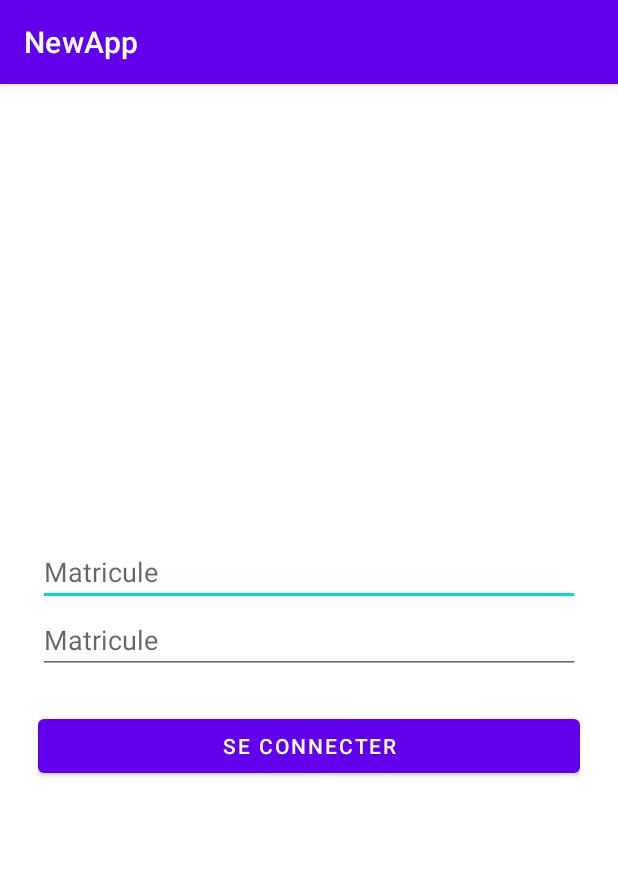
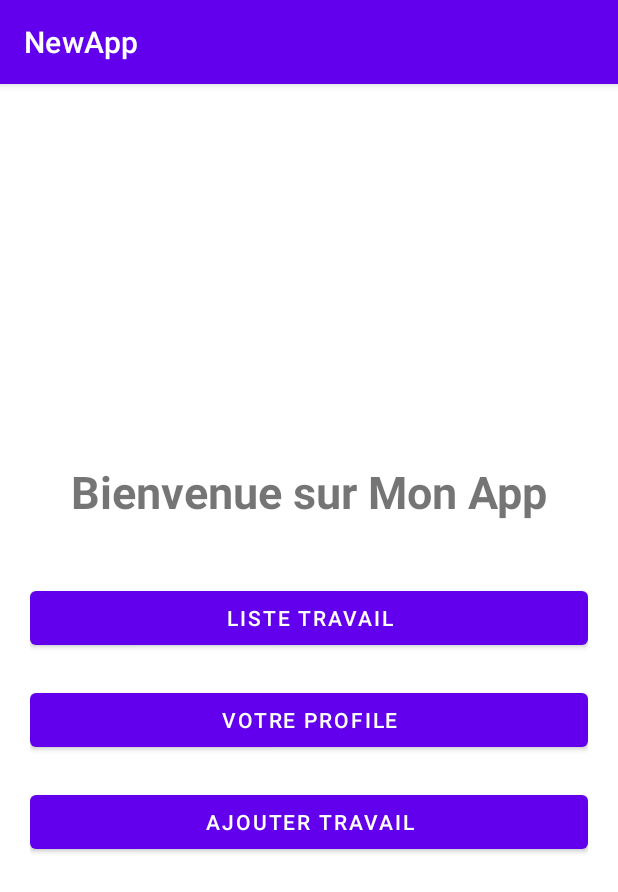
Before and after one commit to Fabrice-sangwa/AppArchive, an Android app: the screen it shows after launch (LoginActivity before the commit, HomePageActivity after it), on a phone screen of 412 x 824 dp. Shown: the top 892 px of the screen. Run offline under Robolectric (Android 15) with nearby library versions, the phone set to English and light mode, and no system bars.

Commit message:
modifiaction erreurs

```diff
--- a/app/src/main/java/org/esisalama/mobile/newapp/HomePageActivity.java
+++ b/app/src/main/java/org/esisalama/mobile/newapp/HomePageActivity.java
@@ -5,63 +5,67 @@ import androidx.appcompat.app.AppCompatActivity;
 import android.content.Intent;
 import android.content.SharedPreferences;
 import android.os.Bundle;
+import android.util.Log;
 import android.view.View;
 import android.widget.Button;
 
-//Nous commennçns par renommer MainActivty en HomePage
+public class HomePageActivity extends AppCompatActivity {
 
-public class HomePageActivity extends AppCompatActivity {
+    SharedPreferences sharedPreferences;
 
     @Override
     protected void onCreate(Bundle savedInstanceState) {
         super.onCreate(savedInstanceState);
         setContentView(R.layout.activity_home_page);
-        //creation de la session
-        SharedPreferences session = getSharedPreferences("session",0);
-        //recuperer un element de la session
-        boolean sessionActive = session.getBoolean("session_active",false);
-        if(!sessionActive){
-            Intent loginIntent = new Intent(this,LoginActivity.class);
-            startActivity(loginIntent);
+
+        checkSessionActive();
+
+        configurerButtonLProfile();
+        configurerButtonAjouter();
+        configurerButtonListeTravail();
+    }
+
+    private void checkSessionActive() {
+        sharedPreferences = getSharedPreferences("session", MODE_PRIVATE);
+        boolean sessionActive = sharedPreferences.getBoolean("session_active", true);
+
+        if (!sessionActive) {
+            Intent intent = new Intent(this, LoginActivity.class);
+            startActivity(intent);
             finish();
         }
-        confgurerButonprofil();
-        configurerButonAjout();
-        configurerButonListetravail();
     }
-    private void configurerButonListetravail(){
-        Button listetravail = findViewById(R.id.liste);
-        listetravail.setOnClickListener(new View.OnClickListener() {
+
+    private void configurerButtonListeTravail() {
+        Button btnListeTrav = findViewById(R.id.btnlisteTravail);
+        btnListeTrav.setOnClickListener(new View.OnClickListener() {
             @Override
             public void onClick(View v) {
-                Intent listIntent = new Intent(HomePageActivity.this ,listeTravailActivity.class);
+                Intent intent = new Intent(HomePageActivity.this, ListeTravailActivity.class);
+                startActivity(intent);
             }
         });
+    }
 
-    }
-    private void configurerButonAjout(){
-        Button ajout = findViewById(R.id.ajouter);
-        ajout.setOnClickListener(new View.OnClickListener() {
+    private void configurerButtonAjouter() {
+        Button btnAjouter = findViewById(R.id.btnAjouter);
+        btnAjouter.setOnClickListener(new View.OnClickListener() {
             @Override
             public void onClick(View v) {
-                Intent ajoutIntent = new Intent(HomePageActivity.this ,ajouterTravailActivity.class);
+                Intent intent = new Intent(HomePageActivity.this, AjouterTravailActivity.class);
+                startActivity(intent);
             }
         });
+    }
 
-    }
-    private void confgurerButonprofil(){
-        Button profil = findViewById(R.id.liste);
-        profil.setOnClickListener(new View.OnClickListener() {
+    private void configurerButtonLProfile() {
+        Button btnProfile = findViewById(R.id.btnProfiel);
+        btnProfile.setOnClickListener(new View.OnClickListener() {
             @Override
             public void onClick(View v) {
-                Intent profilIntent = new Intent(HomePageActivity.this ,profilTravailActivity.class);
+                Intent intent = new Intent(HomePageActivity.this, ProfileActivity.class);
+                startActivity(intent);
             }
         });
-
     }
 }
-
-
-
-
-}
--- a/app/src/main/java/org/esisalama/mobile/newapp/LoginActivity.java
+++ b/app/src/main/java/org/esisalama/mobile/newapp/LoginActivity.java
@@ -49,7 +49,6 @@ public class LoginActivity extends AppCompatActivity {
     }
 
 
-
     private void login(String matricule, String password) {
         progressBar.setVisibility(View.VISIBLE);
         boutonLogin.setEnabled(false);
--- a/app/src/main/res/layout/activity_home_page.xml
+++ b/app/src/main/res/layout/activity_home_page.xml
@@ -5,16 +5,38 @@
     android:layout_width="match_parent"
     android:layout_height="match_parent"
     tools:context=".HomePageActivity"
-    android:orientation="vertical">
+    android:orientation="vertical"
+    android:gravity="center"
+    android:padding="20dp">
 
 
     <TextView
         android:layout_width="wrap_content"
         android:layout_height="wrap_content"
-        android:gravity="center"
-        android:text="Binvenu Sur mon App"
-        android:textSize="15dp"
-        />
+        android:text="Bienvenue sur Mon App"
+        android:layout_marginBottom="40dp"
+        android:textStyle="bold"
+        android:textSize="30sp"/>
+
+    <Button
+        android:id="@+id/btnlisteTravail"
+        android:layout_width="match_parent"
+        android:layout_height="wrap_content"
+        android:text="Liste Travail"/>
+
+    <Button
+        android:id="@+id/btnProfiel"
+        android:layout_width="match_parent"
+        android:layout_height="wrap_content"
+        android:text="Votre Profile"
+        android:layout_marginTop="20dp"
+        android:layout_marginBottom="20dp"/>
+
+    <Button
+        android:id="@+id/btnAjouter"
+        android:layout_width="match_parent"
+        android:layout_height="wrap_content"
+        android:text="Ajouter Travail"/>
 
 
 
--- a/app/src/main/res/layout/activity_login.xml
+++ b/app/src/main/res/layout/activity_login.xml
@@ -12,7 +12,7 @@
         android:padding="25dp"
         android:gravity="center"
         android:layout_width="match_parent"
-        android:layout_height="match_parent" >
+        android:layout_height="match_parent">
 
         <EditText
             android:id="@+id/editTextMatricule"
```
Also changed, not shown: app/src/main/AndroidManifest.xml (+12 -4 lines).
